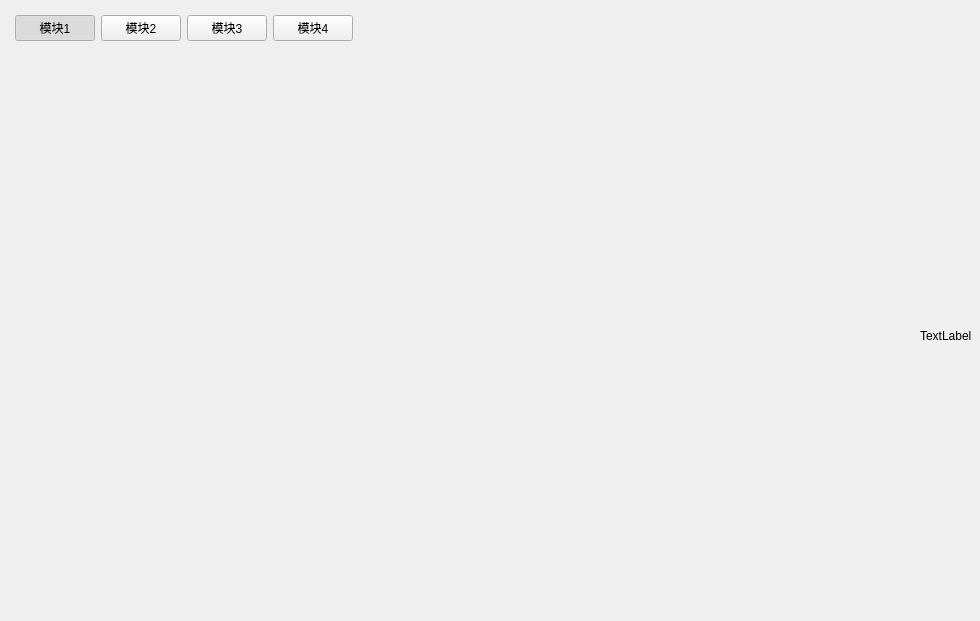
The window that weina/weina/homewidget.ui (jeedyang/weina) describes before a commit, drawn with Qt 5.
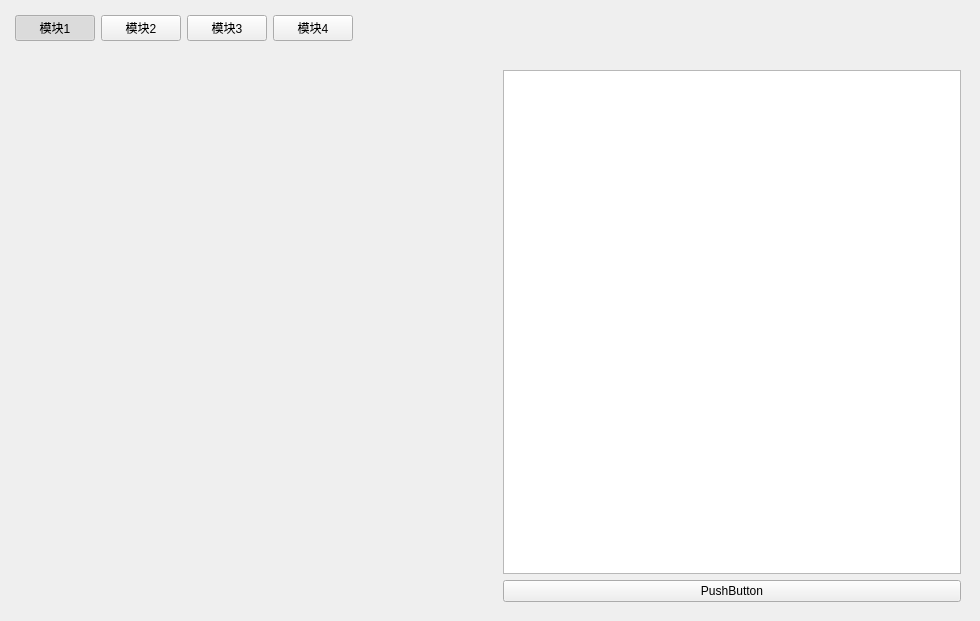
The same window after the commit.

```diff
--- a/weina/weina/homewidget.ui
+++ b/weina/weina/homewidget.ui
@@ -59,10 +59,19 @@
        </widget>
       </item>
       <item>
-       <widget class="QLabel" name="label">
+       <widget class="QWidget" name="widget" native="true">
+        <layout class="QVBoxLayout" name="verticalLayout">
+         <item>
+          <widget class="QTextBrowser" name="textBrowser"/>
+         </item>
+         <item>
+          <widget class="QPushButton" name="pushButton_save">
         <property name="text">
-         <string>TextLabel</string>
-        </property>
+            <string>PushButton</string>
+           </property>
+          </widget>
+         </item>
+        </layout>
        </widget>
       </item>
      </layout>
```
Lines whose indentation alone changed are shown as unchanged.
